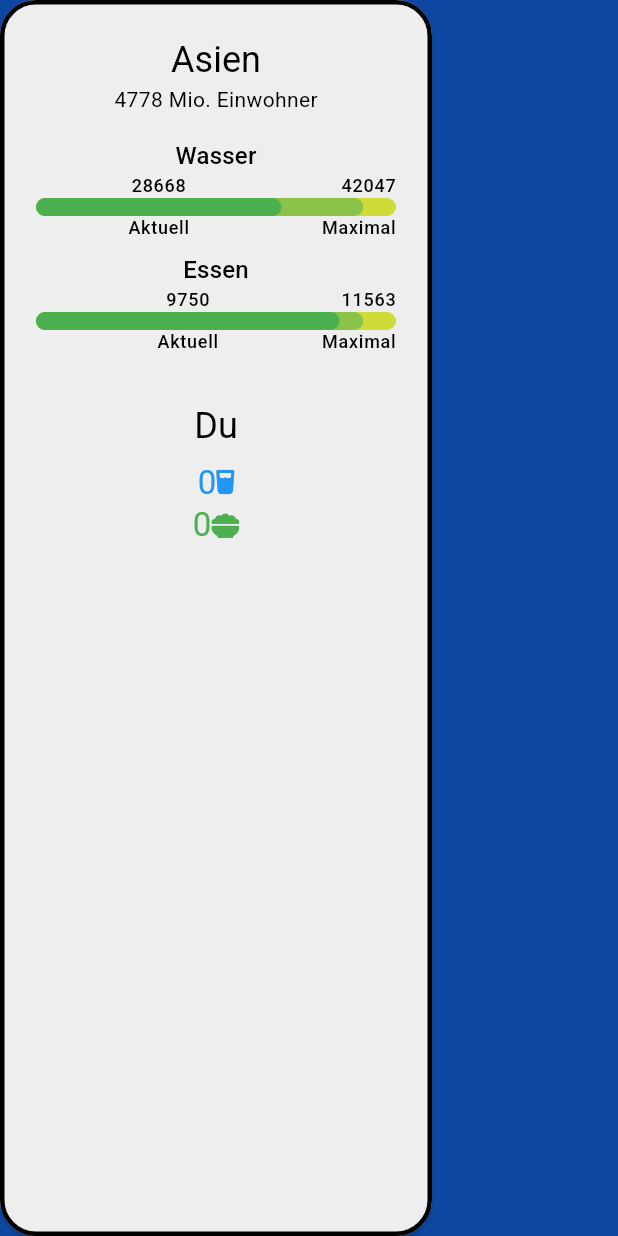
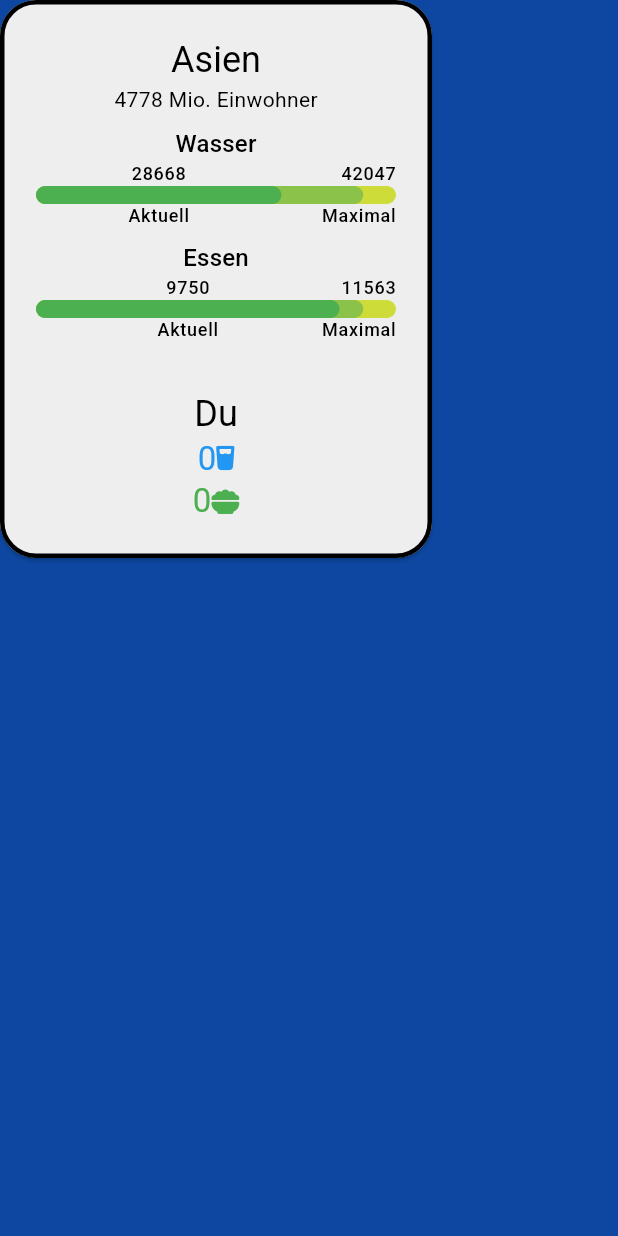
Before and after one commit to Noah765/geocibus, a Flutter app: the InteractResources widget shown alone on an empty page, opened directly, on a phone screen of 412 x 824 dp. Run offline on Flutter 3.47's test engine with Material 3 defaults, Android fonts, the phone set to English and light mode, and no system bars; our stand-ins replace font_awesome_flutter, gap, shared_preferences; missing offline and left inert: bitsdojo_window, svg_path_parser, window_manager; accounts and stored records are empty.

Commit message:
positioned interact resources

```diff
--- a/lib/pages/interact/page.dart
+++ b/lib/pages/interact/page.dart
@@ -27,6 +27,7 @@ class InteractPage extends StatelessWidget {
               Gap(8),
               Expanded(
                 child: Row(
+                  crossAxisAlignment: CrossAxisAlignment.start,
                   children: [
                     InteractCharacter(),
                     Gap(16),
--- a/lib/pages/interact/resources.dart
+++ b/lib/pages/interact/resources.dart
@@ -20,20 +20,14 @@ class InteractResources extends StatelessWidget {
     return ContainerCard(
       size: ContainerCardSize.large,
       child: Column(
-        children: [
-          Column(
+        mainAxisSize: MainAxisSize.min,
         children: [
           Text(region.name, style: textTheme.headlineSmall),
           Text('${region.population} Mio. Einwohner'),
-              const Gap(16),
+          const Gap(8),
           ResourceIndicator(region),
-            ],
-          ),
           const Gap(32),
-          Column(
-            children: [
           Text('Du', style: textTheme.headlineSmall),
-              const Gap(8),
           Text.rich(
             style: textTheme.titleLarge!.copyWith(color: Colors.blue),
             TextSpan(
@@ -54,8 +48,6 @@ class InteractResources extends StatelessWidget {
           ),
         ],
       ),
-        ],
-      ),
     );
   }
 }
```
Lines whose indentation alone changed are shown as unchanged.
